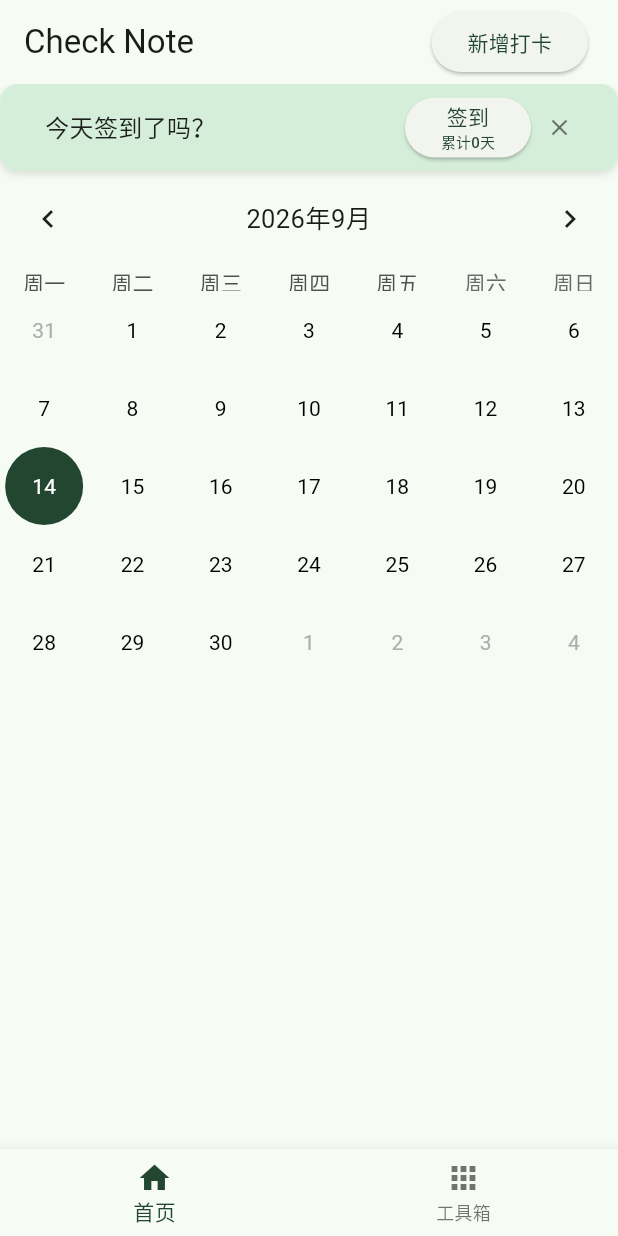
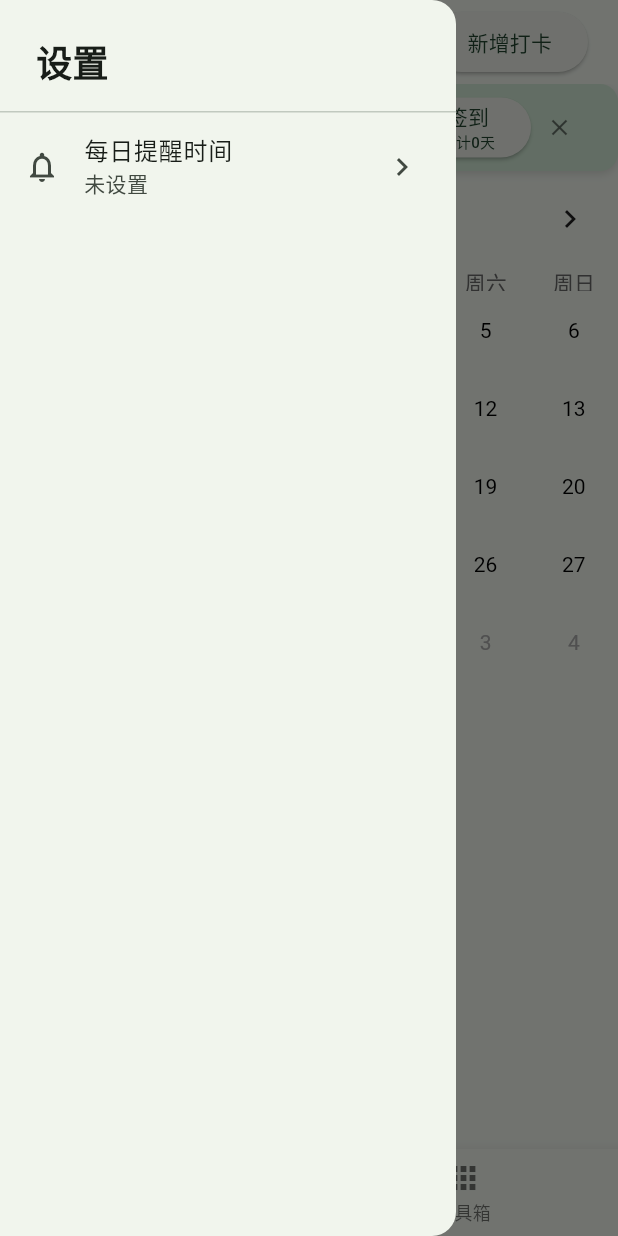
Before and after one commit to hanlei153/check_note, a Flutter app: the screen it shows after launch, with the side drawer open (before the commit the screen has no drawer), on a phone screen of 412 x 824 dp. Run offline on Flutter 3.47's test engine with Material 3 defaults, Android fonts, the phone set to English and light mode, and no system bars; drawn by our look-alikes of table_calendar; our stand-ins replace flutter_local_notifications, flutter_timezone, just_audio, permission_handler, sizer, sqflite and 1 more; missing offline and left inert: audio_session; accounts and stored records are empty.

Commit message:
自定义每日提醒通知时间

```diff
--- a/lib/common/func/notificationService.dart
+++ b/lib/common/func/notificationService.dart
@@ -1,56 +1,133 @@
-import 'package:flutter/material.dart';
-import 'package:awesome_notifications/awesome_notifications.dart';
+import 'package:flutter_local_notifications/flutter_local_notifications.dart';
+import 'package:flutter_timezone/flutter_timezone.dart';
+import 'package:timezone/data/latest.dart' as tz;
+import 'package:timezone/timezone.dart' as tz;
 import './task_database.dart';
 
 class NotificationService {
-  static const int _notificationId = 1001;
-  static const String _channelKey = 'daily_reminder';
+  static const int _notificationIdBase = 100000;
+  static const int _maximumScheduledDays = 60;
+  static const String _channelId = 'daily_reminder';
+  static final FlutterLocalNotificationsPlugin _notifications =
+      FlutterLocalNotificationsPlugin();
 
-  /// 初始化 Awesome Notifications
+  /// 初始化本地通知，并让定时任务使用设备所在时区。
   static Future<void> initialize() async {
-    await AwesomeNotifications().initialize(
-      null,
-      [
-        NotificationChannel(
-          channelKey: _channelKey,
-          channelName: '每日提醒',
-          channelDescription: '用于每日打卡提醒的通知通道',
-          importance: NotificationImportance.High,
-          channelShowBadge: true,
-        )
-      ],
-      debug: true,
+    tz.initializeTimeZones();
+    final localTimezone = await FlutterTimezone.getLocalTimezone();
+    tz.setLocalLocation(tz.getLocation(localTimezone));
+
+    const initializationSettings = InitializationSettings(
+      android: AndroidInitializationSettings('@mipmap/ic_launcher'),
+      iOS: DarwinInitializationSettings(),
     );
+
+    await _notifications.initialize(initializationSettings);
+    await _requestPermissions();
   }
 
-  /// 设置每日定时通知
+  static Future<void> _requestPermissions() async {
+    await _notifications
+        .resolvePlatformSpecificImplementation<
+            AndroidFlutterLocalNotificationsPlugin>()
+        ?.requestNotificationsPermission();
+
+    await _notifications
+        .resolvePlatformSpecificImplementation<
+            IOSFlutterLocalNotificationsPlugin>()
+        ?.requestPermissions(alert: true, badge: true, sound: true);
+  }
+
+  /// 只为存在未完成事项的日期安排通知。
   static Future<void> scheduleDailyNotification() async {
-    try {
-      final time = await DatabaseHelper().getNotificationTime();
-      await AwesomeNotifications().createNotification(
-        content: NotificationContent(
-          id: _notificationId,
-          channelKey: _channelKey,
-          title: '每日提醒',
-          body: '记得完成今天的打卡项哦！',
-          notificationLayout: NotificationLayout.Default,
+    await _cancelTaskNotifications();
+
+    final time = await DatabaseHelper().getNotificationTime();
+    if (time == null) {
+      return;
+    }
+
+    final rows = await DatabaseHelper().getAllTasks();
+    final incompleteTaskCounts = <DateTime, int>{};
+
+    for (final row in rows) {
+      if (row['done'] == 1) {
+        continue;
+      }
+
+      final date = DateTime.tryParse(row['date'] as String? ?? '');
+      if (date == null) {
+        continue;
+      }
+
+      final day = DateTime(date.year, date.month, date.day);
+      incompleteTaskCounts.update(day, (count) => count + 1, ifAbsent: () => 1);
+    }
+
+    final now = tz.TZDateTime.now(tz.local);
+    final days = incompleteTaskCounts.keys.toList()..sort();
+    var scheduledCount = 0;
+
+    for (final day in days) {
+      final scheduled = tz.TZDateTime(
+        tz.local,
+        day.year,
+        day.month,
+        day.day,
+        time.hour,
+        time.minute,
+      );
+      if (!scheduled.isAfter(now)) {
+        continue;
+      }
+
+      final taskCount = incompleteTaskCounts[day]!;
+      await _notifications.zonedSchedule(
+        _notificationIdFor(day),
+        '每日提醒',
+        '今天有 $taskCount 项待完成事项，记得打开看看哦！',
+        scheduled,
+        const NotificationDetails(
+          android: AndroidNotificationDetails(
+            _channelId,
+            '每日提醒',
+            channelDescription: '用于未完成事项提醒的通知通道',
+            importance: Importance.high,
+            priority: Priority.high,
+          ),
+          iOS: DarwinNotificationDetails(),
         ),
-        schedule: NotificationCalendar(
-          hour: time?.hour,
-          minute: time?.minute,
-          second: 0,
-          repeats: true,
-          timeZone: await AwesomeNotifications().getLocalTimeZoneIdentifier(),
-        ),
+        androidScheduleMode: AndroidScheduleMode.inexactAllowWhileIdle,
+        uiLocalNotificationDateInterpretation:
+            UILocalNotificationDateInterpretation.absoluteTime,
       );
-    } catch (e) {
-      return;
+
+      scheduledCount++;
+      if (scheduledCount >= _maximumScheduledDays) {
+        break;
+      }
+    }
+  }
+
+  static int _notificationIdFor(DateTime day) {
+    final daysSinceEpoch =
+        DateTime.utc(day.year, day.month, day.day).millisecondsSinceEpoch ~/
+            Duration.millisecondsPerDay;
+    return _notificationIdBase + daysSinceEpoch;
+  }
+
+  static Future<void> _cancelTaskNotifications() async {
+    final pending = await _notifications.pendingNotificationRequests();
+    for (final notification in pending) {
+      if (notification.id >= _notificationIdBase) {
+        await _notifications.cancel(notification.id);
+      }
     }
   }
 
   /// 取消通知
   static Future<void> cancelNotification() async {
-    await AwesomeNotifications().cancel(_notificationId);
+    await _cancelTaskNotifications();
   }
 
   /// 初始化后立即调度通知
--- a/lib/mainframePage.dart
+++ b/lib/mainframePage.dart
@@ -1,19 +1,33 @@
 import 'package:flutter/material.dart';
 import 'pages/home.dart';
 import 'pages/toolbox.dart';
+import 'widgets/app_drawer.dart';
 
 class MainFramePage extends StatefulWidget {
+  const MainFramePage({super.key});
+
   @override
-  _MainFramePageState createState() => _MainFramePageState();
+  State<MainFramePage> createState() => _MainFramePageState();
 }
 
 class _MainFramePageState extends State<MainFramePage> {
+  final GlobalKey<ScaffoldState> _scaffoldKey = GlobalKey<ScaffoldState>();
   int _currentIndex = 0;
 
-  final List<Widget> _pages = [
-    CheckNoteHomePage(),
-    ToolboxPage(),
-  ];
+  late final List<Widget> _pages;
+
+  @override
+  void initState() {
+    super.initState();
+    _pages = [
+      CheckNoteHomePage(onOpenDrawer: _openDrawer),
+      ToolboxPage(onOpenDrawer: _openDrawer),
+    ];
+  }
+
+  void _openDrawer() {
+    _scaffoldKey.currentState?.openDrawer();
+  }
 
   void _onItemTapped(int index) {
     setState(() {
@@ -24,7 +38,9 @@ class _MainFramePageState extends State<MainFramePage> {
   @override
   Widget build(BuildContext context) {
     return Scaffold(
+      key: _scaffoldKey,
       extendBody: true,
+      drawer: const AppDrawer(),
       body: _pages[_currentIndex],
       bottomNavigationBar: BottomNavigationBar(
         currentIndex: _currentIndex,
--- a/lib/pages/home.dart
+++ b/lib/pages/home.dart
@@ -3,8 +3,12 @@ import 'package:table_calendar/table_calendar.dart';
 import '../common/app_imports.dart';
 
 class CheckNoteHomePage extends StatefulWidget {
+  const CheckNoteHomePage({super.key, required this.onOpenDrawer});
+
+  final VoidCallback onOpenDrawer;
+
   @override
-  _CheckNoteHomePageState createState() => _CheckNoteHomePageState();
+  State<CheckNoteHomePage> createState() => _CheckNoteHomePageState();
 }
 
 class _CheckNoteHomePageState extends State<CheckNoteHomePage> {
@@ -16,8 +20,7 @@ class _CheckNoteHomePageState extends State<CheckNoteHomePage> {
   @override
   void initState() {
     super.initState();
-    hasCheckedInToday();
-    hasCheckedAllDays();
+    _refreshCheckInStatus();
     _loadTasksForDay(_selectedDay);
     _loadAllDateTasks();
     // checkAndRequestNotificationPermission();
@@ -50,6 +53,7 @@ class _CheckNoteHomePageState extends State<CheckNoteHomePage> {
     );
 
     await DatabaseHelper().insertTask(copiedItem);
+    await NotificationService.scheduleDailyNotification();
     // 可选：显示提示
     ScaffoldMessenger.of(context).showSnackBar(
       SnackBar(
@@ -61,22 +65,15 @@ class _CheckNoteHomePageState extends State<CheckNoteHomePage> {
   bool isCheckIn = false;
   int checkInCount = 0;
 
-  void hasCheckedAllDays() async {
-    int totalCheckInCount = await DatabaseHelper().getTotalCheckinCount();
+  Future<void> _refreshCheckInStatus() async {
+    final checkedInToday = await DatabaseHelper().hasCheckedInToday(today);
+    final totalCheckInCount = await DatabaseHelper().getTotalCheckinCount();
+
+    if (!mounted) return;
     setState(() {
+      isCheckIn = checkedInToday;
       checkInCount = totalCheckInCount;
     });
-  }
-
-  void hasCheckedInToday() async {
-    bool checkInToday = await DatabaseHelper().hasCheckedInToday(today);
-    int checkInCount = await DatabaseHelper().getTotalCheckinCount();
-    if (checkInToday) {
-      setState(() {
-        isCheckIn = true;
-        checkInCount = checkInCount;
-      });
-    }
   }
 
   String _formatDate(DateTime date) =>
@@ -136,6 +133,11 @@ class _CheckNoteHomePageState extends State<CheckNoteHomePage> {
     final bottomPadding = MediaQuery.of(context).padding.bottom;
     return Scaffold(
       appBar: AppBar(
+        leading: IconButton(
+          icon: const Icon(Icons.menu),
+          tooltip: '打开设置',
+          onPressed: widget.onOpenDrawer,
+        ),
         title: Text('Check Note'),
         actions: [
           Container(
@@ -178,7 +180,7 @@ class _CheckNoteHomePageState extends State<CheckNoteHomePage> {
                     ElevatedButton(
                       onPressed: () async {
                         await DatabaseHelper().checkInToday(today);
-                        hasCheckedInToday();
+                        await _refreshCheckInStatus();
                       },
                       child: Column(
                         mainAxisSize: MainAxisSize.min,
@@ -353,6 +355,8 @@ class _CheckNoteHomePageState extends State<CheckNoteHomePage> {
                                       done: value ?? false,
                                     );
                                     await DatabaseHelper().updateTask(updated);
+                                    await NotificationService
+                                        .scheduleDailyNotification();
                                     _loadTasksForDay(_selectedDay);
                                   },
                                 ),
@@ -390,6 +394,7 @@ class _CheckNoteHomePageState extends State<CheckNoteHomePage> {
                 onPressed: () async {
                   if (taskid != null) {
                     await DatabaseHelper().deleteTask(taskid);
+                    await NotificationService.scheduleDailyNotification();
                     Navigator.of(context).pop(true); // 确认删除
                   } else {
                     Navigator.of(context).pop(false); // 无效ID，不删除
@@ -473,6 +478,7 @@ class _CheckNoteHomePageState extends State<CheckNoteHomePage> {
                         );
 
                         await DatabaseHelper().updateTask(updatedTask);
+                        await NotificationService.scheduleDailyNotification();
                         Navigator.of(context).pop();
                         _loadTasksForDay(_selectedDay);
                       },
@@ -554,6 +560,7 @@ class _CheckNoteHomePageState extends State<CheckNoteHomePage> {
                           details: detailsController.text.trim(),
                         );
                         await DatabaseHelper().insertTask(task);
+                        await NotificationService.scheduleDailyNotification();
                         Navigator.pop(context);
                         _loadTasksForDay(_selectedDay);
                         _loadAllDateTasks();
--- /dev/null
+++ b/lib/widgets/app_drawer.dart
@@ -0,0 +1,90 @@
+import '../common/app_imports.dart';
+
+class AppDrawer extends StatefulWidget {
+  const AppDrawer({super.key});
+
+  @override
+  State<AppDrawer> createState() => _AppDrawerState();
+}
+
+class _AppDrawerState extends State<AppDrawer> {
+  TimeOfDay? _reminderTime;
+
+  @override
+  void initState() {
+    super.initState();
+    _loadReminderTime();
+  }
+
+  Future<void> _loadReminderTime() async {
+    final time = await DatabaseHelper().getNotificationTime();
+    if (mounted) {
+      setState(() => _reminderTime = time);
+    }
+  }
+
+  Future<void> _selectReminderTime() async {
+    final selectedTime = await showTimePicker(
+      context: context,
+      initialTime: _reminderTime ?? const TimeOfDay(hour: 9, minute: 0),
+      helpText: '设置每日提醒时间',
+      cancelText: '取消',
+      confirmText: '保存',
+      builder: (context, child) => MediaQuery(
+        data: MediaQuery.of(context).copyWith(alwaysUse24HourFormat: true),
+        child: child!,
+      ),
+    );
+
+    if (selectedTime == null || !mounted) {
+      return;
+    }
+
+    await DatabaseHelper().saveNotificationTime(selectedTime);
+    await NotificationService.scheduleDailyNotification();
+
+    if (!mounted) {
+      return;
+    }
+
+    setState(() => _reminderTime = selectedTime);
+    ScaffoldMessenger.of(context).showSnackBar(
+      SnackBar(content: Text('每日提醒已设置为 ${_formatTime(selectedTime)}')),
+    );
+  }
+
+  String _formatTime(TimeOfDay? time) {
+    if (time == null) {
+      return '未设置';
+    }
+    return '${time.hour.toString().padLeft(2, '0')}:${time.minute.toString().padLeft(2, '0')}';
+  }
+
+  @override
+  Widget build(BuildContext context) {
+    return Drawer(
+      child: SafeArea(
+        child: Column(
+          crossAxisAlignment: CrossAxisAlignment.stretch,
+          children: [
+            const Padding(
+              padding: EdgeInsets.fromLTRB(24, 24, 24, 16),
+              child: Text(
+                '设置',
+                style: TextStyle(fontSize: 24, fontWeight: FontWeight.bold),
+              ),
+            ),
+            const Divider(height: 1),
+            ListTile(
+              leading: const Icon(Icons.notifications_outlined),
+              title: const Text('每日提醒时间'),
+              subtitle: Text(_formatTime(_reminderTime)),
+              trailing: const Icon(Icons.chevron_right),
+              onTap: _selectReminderTime,
+            ),
+          ],
+        ),
+      ),
+    );
+  }
+}
--- a/pubspec.yaml
+++ b/pubspec.yaml
@@ -31,7 +31,9 @@ dependencies:
   flutter:
     sdk: flutter
   sizer: ^3.1.3
-  awesome_notifications: ^0.10.0
+  flutter_local_notifications: ^18.0.1
+  flutter_timezone: ^4.1.1
+  timezone: ^0.10.0
   permission_handler: ^12.0.0+1
   sqflite: ^2.3.2
   path_provider: ^2.1.5
```
Also changed, not shown: lib/main.dart (+1 -11 lines), lib/pages/toolbox.dart (+9 -1 lines), pubspec.lock, 34 other files.
